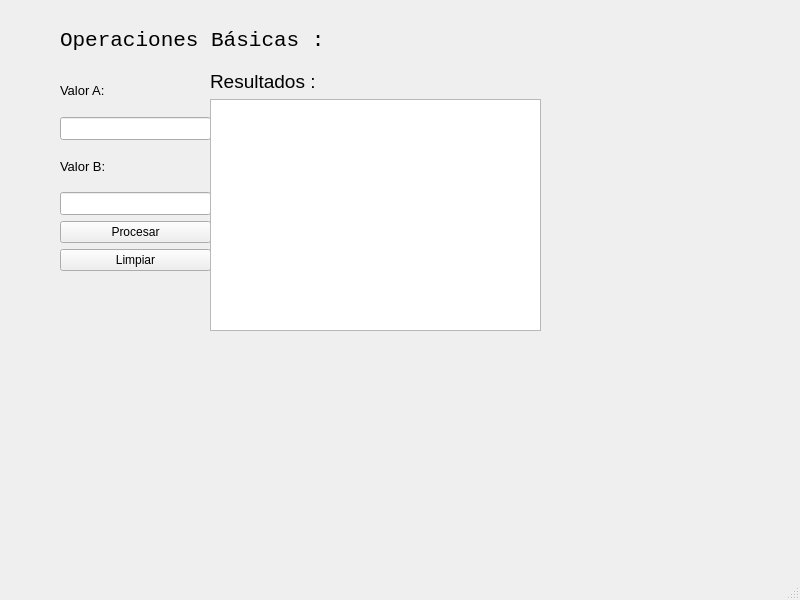
The window that Semana-10/formularios utilizando QtDesigner/Caso-2/UI/caso_2.ui (Xtheuchy/python_c2) describes before a commit, drawn with Qt 5.
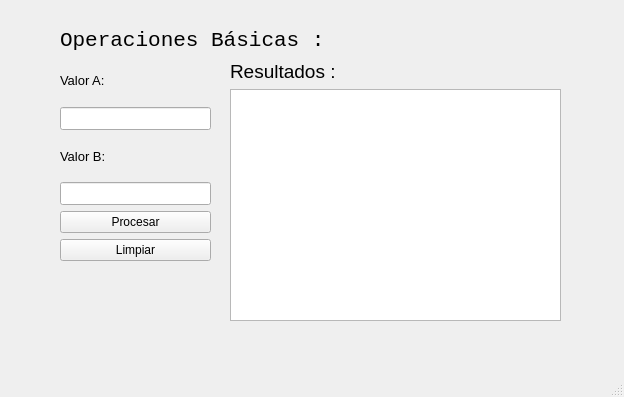
The same window after the commit.

What changed in the file:
```diff
--- a/Semana-10/formularios utilizando QtDesigner/Caso-2/UI/caso_2.ui
+++ b/Semana-10/formularios utilizando QtDesigner/Caso-2/UI/caso_2.ui
@@ -6,8 +6,8 @@
    <rect>
     <x>0</x>
     <y>0</y>
-    <width>800</width>
-    <height>600</height>
+    <width>624</width>
+    <height>397</height>
    </rect>
   </property>
   <property name="windowTitle">
@@ -37,7 +37,7 @@
     <property name="geometry">
      <rect>
       <x>60</x>
-      <y>70</y>
+      <y>60</y>
       <width>151</width>
       <height>201</height>
      </rect>
@@ -110,8 +110,8 @@
    <widget class="QWidget" name="verticalLayoutWidget_2">
     <property name="geometry">
      <rect>
-      <x>210</x>
-      <y>70</y>
+      <x>230</x>
+      <y>60</y>
       <width>331</width>
       <height>261</height>
      </rect>
```
Left out of the diff: 2 changed lines with no effect on the pictures.
